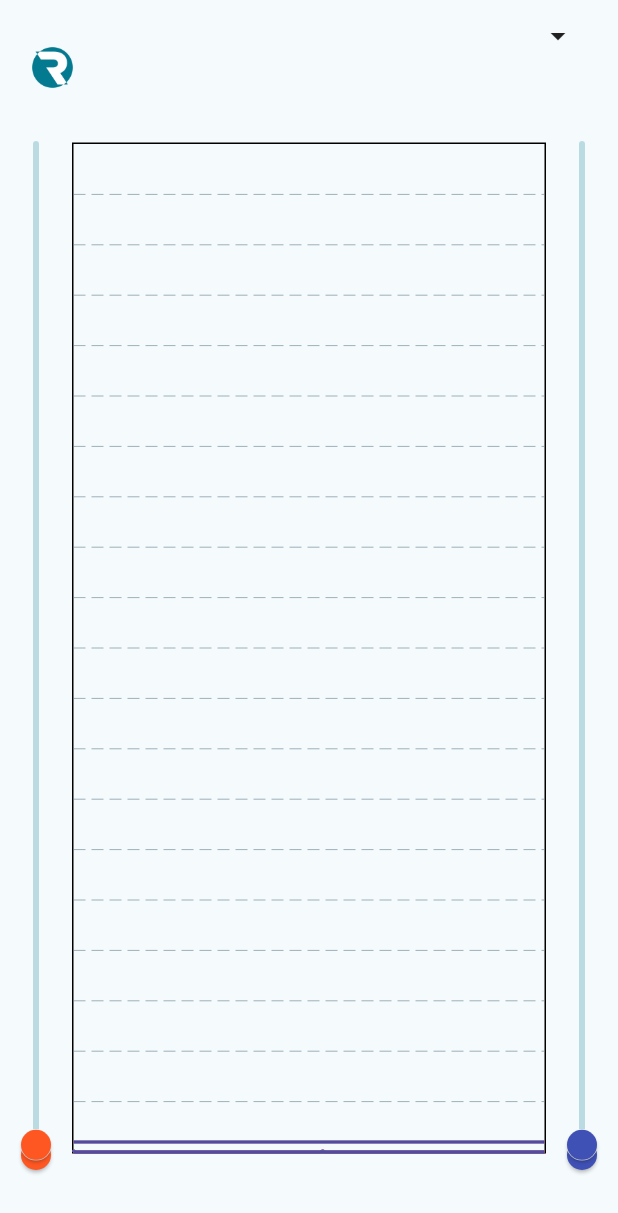
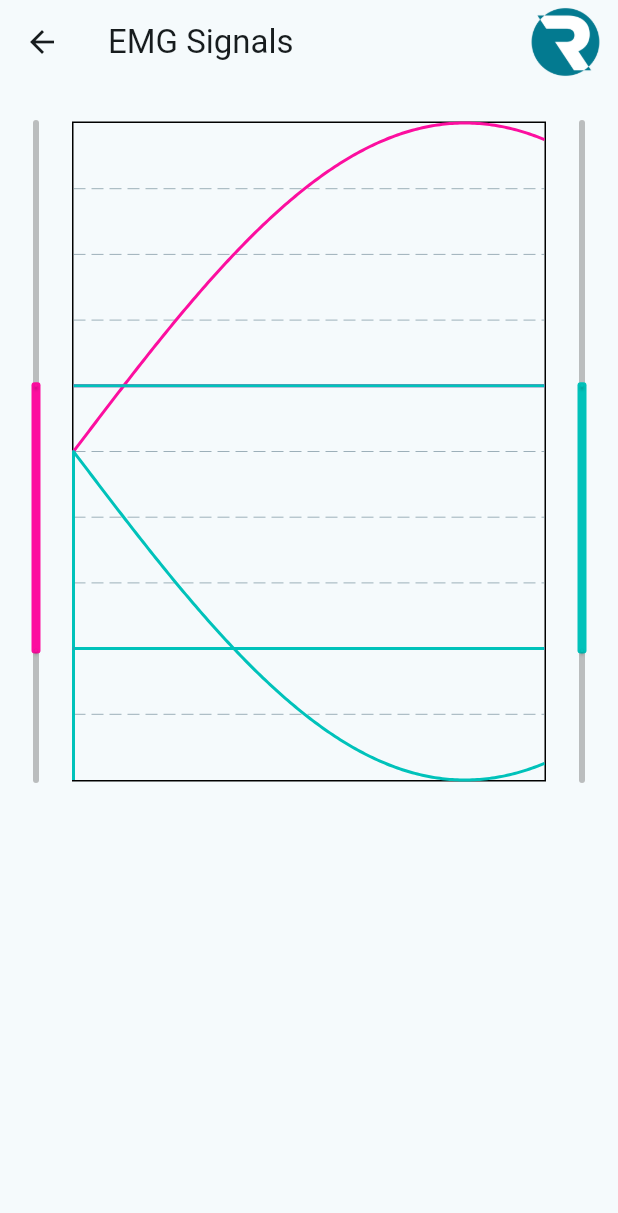
Before and after one commit to ms-840/bionic_interface_new, a Flutter app: the DataPresentationPage screen opened by its route, on a phone screen of 412 x 824 dp. Shown: the top 1213 px of the screen. Run offline on Flutter 3.47's test engine with Material 3 defaults, Android fonts, the phone set to English and light mode, and no system bars; drawn by our look-alikes of fl_chart; our stand-ins replace flutter_blue_plus, permission_handler; missing offline and left inert: dart:ffi, flutter_reactive_ble.

Commit message:
Update plot screen + improve slider visuals

```diff
--- a/lib/data_handling/data_generator.dart
+++ b/lib/data_handling/data_generator.dart
@@ -10,7 +10,7 @@ class DataGenerator{
   late double samplingRate;
   late double xStep = 1/samplingRate;
 
-  int animationState = 3;
+  int animationState = 2;
   double yMax = 1; // This is just to make trying stuff out easier, can be changed
 
   void incrementAnimationState(int increment){
@@ -49,12 +49,12 @@ class DataGenerator{
     } else if(animationState == 1) {
       ecgValue = xValue % yMax;
     } else if (animationState == 2){
-      ecgValue = sin(5*xValue)+1;
-      mcgValue = cos(5*xValue)+1;
+      ecgValue = 2.5*(sin(xValue)+1);
+      mcgValue = 2.5*(sin(pi+xValue)+1);
     } else{
       // to be used for triggering, spikes happen every second
-      ecgValue = xValue%1<0.005? 1: Random().nextDouble()*0.3;
-      mcgValue = xValue%1<0.005? 1: Random().nextDouble()*0.3;
+      ecgValue = xValue%1<0.005? 1: Random().nextDouble()*3;
+      mcgValue = xValue%1<0.005? 1: Random().nextDouble()*3;
     }
     // it should be [time, ECG, MCG]
     final ret = [xValue, ecgValue, mcgValue];
--- a/lib/data_handling/data_handler.dart
+++ b/lib/data_handling/data_handler.dart
@@ -63,15 +63,15 @@ class DataHandler extends ChangeNotifier{
 
   //#region Functions to help pass the data from the ble device to plotting
   StreamController bleStreamController = StreamController();
-  double currentTimeE = 0;
-  double currentTimeM = 0;
+  double currentTimeA = 0;
+  double currentTimeB = 0;
 
   void incrementTime(String identifier){
     if(identifier == "E"){
-      currentTimeE += 1/samplingRate;
+      currentTimeA += 1/samplingRate;
     }
     else if(identifier == "M"){
-      currentTimeM += 1/samplingRate;
+      currentTimeB += 1/samplingRate;
     }
     else{
       print("Data Handler: incrementing time not possible: identifier not correct");
@@ -79,8 +79,8 @@ class DataHandler extends ChangeNotifier{
   }
 
   void setTimeBackToZero(){
-    currentTimeE = 0;
-    currentTimeM = 0;
+    currentTimeA = 0;
+    currentTimeB = 0;
   }
 
   late Timer dataTransferTimer;
@@ -107,11 +107,11 @@ class DataHandler extends ChangeNotifier{
   }
 
   void cancelDataTransfer(){
-    bleInterface.unsubscribeFromCharacteristic();
+    //bleInterface.unsubscribeFromCharacteristic();
     dataTransferTimer.cancel();
   }
   void disconnectBLE(){
-    bleInterface.disconnect();
+    //bleInterface.disconnect();
   }
 
   void extractBLEdata(){
@@ -148,7 +148,8 @@ class DataHandler extends ChangeNotifier{
     dataTransferTimer = Timer.periodic(Duration(milliseconds: duration), (timer){
       var newdata = dataGenerator.generateDataForDataHandler();
       updatePlottingData([FlSpot(newdata[0], newdata[1])], [FlSpot(newdata[0], newdata[2])]);
-      print(newdata);
+      //print(newdata);
+      notifyListeners();
     });
   }
 //#endregion
--- a/lib/main.dart
+++ b/lib/main.dart
@@ -36,12 +36,12 @@ class MainApp extends StatelessWidget {
       child: MaterialApp(
         title: 'Bionic Interface',
         theme: ThemeData(
-
           colorScheme: ColorScheme.fromSeed(
             seedColor: const Color(0xFF037A90),
             primary: const Color(0xFF037A90),
             secondary: const Color(0xFFFC0E9F),
             tertiary: const Color(0xFF00C2BA),
+
             brightness: Brightness.light,
           ),
           useMaterial3: true,
--- a/lib/screens/data_plot.dart
+++ b/lib/screens/data_plot.dart
@@ -21,14 +21,14 @@ class DataPresentationPage extends StatefulWidget{
 
 class _DataPresentationPageState extends State<DataPresentationPage>{
   //Things to change
-  final limitCount = 500;
+  final limitCount = 100;
 
   //colors:
-  final Color emg1Color = Colors.deepOrange;
-  final Color emg2Color = Colors.indigo;
+  late Color emg1Color;
+  late Color emg2Color;
 
-  double emg1PlotScale = 1000;
-  double emg2PlotScale = 5000;
+  //double emg1PlotScale = 1000;
+  //double emg2PlotScale = 5000;
   bool showOnePlot = false;
 
   late DataHandler dataHandler;
@@ -43,6 +43,7 @@ class _DataPresentationPageState extends State<DataPresentationPage>{
     setState(() {});
     //Turn on for ble data transfer
     dataHandler.startRandomDataGeneration();
+
   }
 
 
@@ -52,7 +53,9 @@ class _DataPresentationPageState extends State<DataPresentationPage>{
 
   @override
   Widget build(BuildContext context){
-      double max = 1000; //TODO: this needs to be changed so it can be altered
+    emg1Color = Theme.of(context).colorScheme.secondary;
+    emg2Color = Theme.of(context).colorScheme.tertiary;
+      double max = 5; //TODO: this needs to be changed so it can be altered
       doubleLineChartData = listenableBuilder(liveDataLine(
           dataHandler.emg1DataToPlot.toList(growable: false),
           dataHandler.emg2DataToPlot.toList(growable: false),
@@ -60,35 +63,33 @@ class _DataPresentationPageState extends State<DataPresentationPage>{
       ));
     return Scaffold(
         floatingActionButtonLocation: FloatingActionButtonLocation.endTop,
-        body: Stack(
+        appBar: AppBar(
+          title: const Text("EMG Signals"),
+          actions: [
+            const SizedBox.shrink(),
+            Image.asset('assets/images/logo.png', fit: BoxFit.contain, height: 50,),
+            const SizedBox(width: 10,)
+          ],
+        ),
+        body: SingleChildScrollView(
+          scrollDirection: Axis.vertical,
+          child: Column(
+            mainAxisSize: MainAxisSize.min,
+            mainAxisAlignment: MainAxisAlignment.start,
             children: [
-            Padding(
-              padding: const EdgeInsets.fromLTRB(20, 30, 0, 15),
-              child: Image.asset('assets/images/logo.png', fit: BoxFit.contain, height: 30,),
-            ),
               //doubleLineChartData,
-            Padding(
-              padding: const EdgeInsets.fromLTRB(0,70,0,30),
+              SizedBox(
+                height: 500,
+                child: Padding(
+                  padding: const EdgeInsets.fromLTRB(0,0,0,10),
                   child: rangeSlidersLayers(max, doubleLineChartData),
                 ),
-            /*Padding(
-              padding: const EdgeInsets.fromLTRB(0, 50, 0, 15),
-              child: Column(
-                mainAxisAlignment: MainAxisAlignment.center,
-                children: [
-                  stackLineAndSliders(
-                      dataLine: doubleLineChartData,
-                      sliders: const Icon(Icons.ac_unit),
-                      //sliders: rangeSlidersLayers(max),
               ),
-                  //ElevatedButton(onPressed: (){setState(() {showLiveData = !showLiveData;});}, child: Text("Change Data Presentation")),
             ],
           ),
         ),
-            */
-          ],
-        ),
 
+        /*
         floatingActionButton: PopupMenuButton<String>(
           itemBuilder: (context) => [
             PopupMenuItem(
@@ -126,7 +127,7 @@ class _DataPresentationPageState extends State<DataPresentationPage>{
           ],
           icon: const Icon(Icons.arrow_drop_down),
 
-        )
+        )*/
     );
   }
 
@@ -135,16 +136,16 @@ class _DataPresentationPageState extends State<DataPresentationPage>{
         context: context,
         builder: (context) => SettingsDialog(
           timeValue: dataHandler.timeLengthToPlot,
-          emg1Limits: emg1PlotScale,
-          emg2Limits: emg2PlotScale,
+          //emg1Limits: emg1PlotScale,
+          //emg2Limits: emg2PlotScale,
         )
     );
     //if data was passed along, change the settings
     // settings: [timeValue, emg2Limit, emg1Limit,]
     if(settings != null){
       dataHandler.setTimeLengthToPlot = settings[0];
-      emg2PlotScale = settings[1];
-      emg1PlotScale = settings[2];
+      //emg2PlotScale = settings[1];
+      //emg1PlotScale = settings[2];
     }
 
   }
@@ -263,12 +264,25 @@ class _DataPresentationPageState extends State<DataPresentationPage>{
       ],
     );
   }
-  RangeSlider thresholdSlider({
+  Widget thresholdSlider({
     required double max,
     required String sliderType}){
     final range = generalHandler.getSignalSettings(sliderType);
     //print(range);
-    return RangeSlider(
+    return SliderTheme(
+      data: const SliderThemeData(
+        minThumbSeparation: 0,
+        inactiveTrackColor: Color(0x7F7F7F7F),
+        rangeTrackShape: RoundedRectRangeSliderTrackShape(
+        //I am not sure if there is really all that much i can do with this
+        ),
+        rangeThumbShape: RoundRangeSliderThumbShape(
+          enabledThumbRadius: 1,
+          disabledThumbRadius: 1,
+
+        ),
+      ),
+      child: RangeSlider(
           activeColor: sliderType == "Signal A Range"? emg1Color:emg2Color,
           max: max,
           //divisions: max~/10,
@@ -285,6 +299,7 @@ class _DataPresentationPageState extends State<DataPresentationPage>{
             });
             //print("New values: ${values.start}, ${values.end}");
           }
+      ),
     );
   }
   //#endregion
--- a/lib/screens/grip_preferences.dart
+++ b/lib/screens/grip_preferences.dart
@@ -15,7 +15,6 @@ class GripSettings2 extends StatelessWidget{
     var generalHandler = context.watch<GeneralHandler>();
     return Scaffold(
       appBar: AppBar(
-
         title: const Text("Rebel Bionics"),
         actions: [
           const SizedBox.shrink(),
--- a/lib/user/user.dart
+++ b/lib/user/user.dart
@@ -355,7 +355,7 @@ class SignalSettings {
     switchInputs = !switchInputs;
   }
 
-  SignalSettings({this.signalAon = 0, this.signalAmax = 10, this.signalBon = 0, this.signalBmax = 10});
+  SignalSettings({this.signalAon = 1, this.signalAmax = 3, this.signalBon = 1, this.signalBmax = 3});
 
   RangeValues get signalArange{
     return RangeValues(signalAon,signalAmax);
```
Also changed, not shown: 1 other file. Lines whose indentation alone changed are shown as unchanged.
